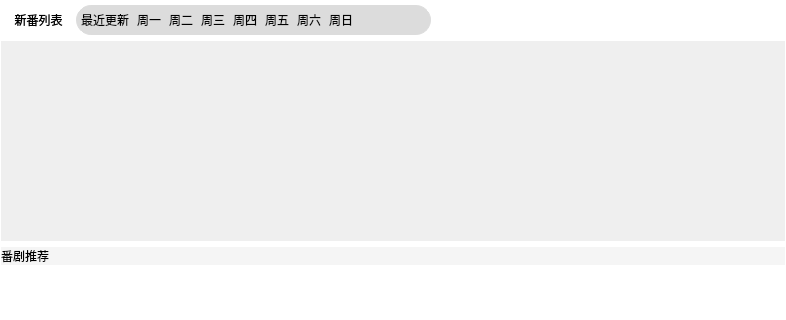
This is src/ui/zood/homeView.ui in BusyStudent/QZood as Qt 5 draws it before an edit; both pictures show x 0 to 786 and y 0 to 320 of the 786 by 677 pixel window. The edited form follows.
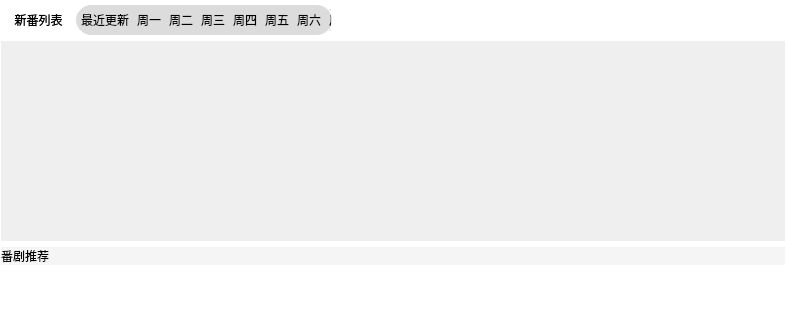
This is the edited form. The open tabs and pages were chosen to show the change.

The edit to the form file:
```diff
--- a/src/ui/zood/homeView.ui
+++ b/src/ui/zood/homeView.ui
@@ -105,7 +105,7 @@
      <item>
       <widget class="QListWidget" name="timeTab">
        <property name="sizePolicy">
-        <sizepolicy hsizetype="MinimumExpanding" vsizetype="Fixed">
+        <sizepolicy hsizetype="Maximum" vsizetype="Fixed">
          <horstretch>0</horstretch>
          <verstretch>0</verstretch>
         </sizepolicy>
@@ -193,9 +193,6 @@
        <property name="orientation">
         <enum>Qt::Horizontal</enum>
        </property>
-       <property name="sizeType">
-        <enum>QSizePolicy::Expanding</enum>
-       </property>
        <property name="sizeHint" stdset="0">
         <size>
          <width>40</width>
```
Left out of the diff: 30 changed lines with no effect on the pictures.
